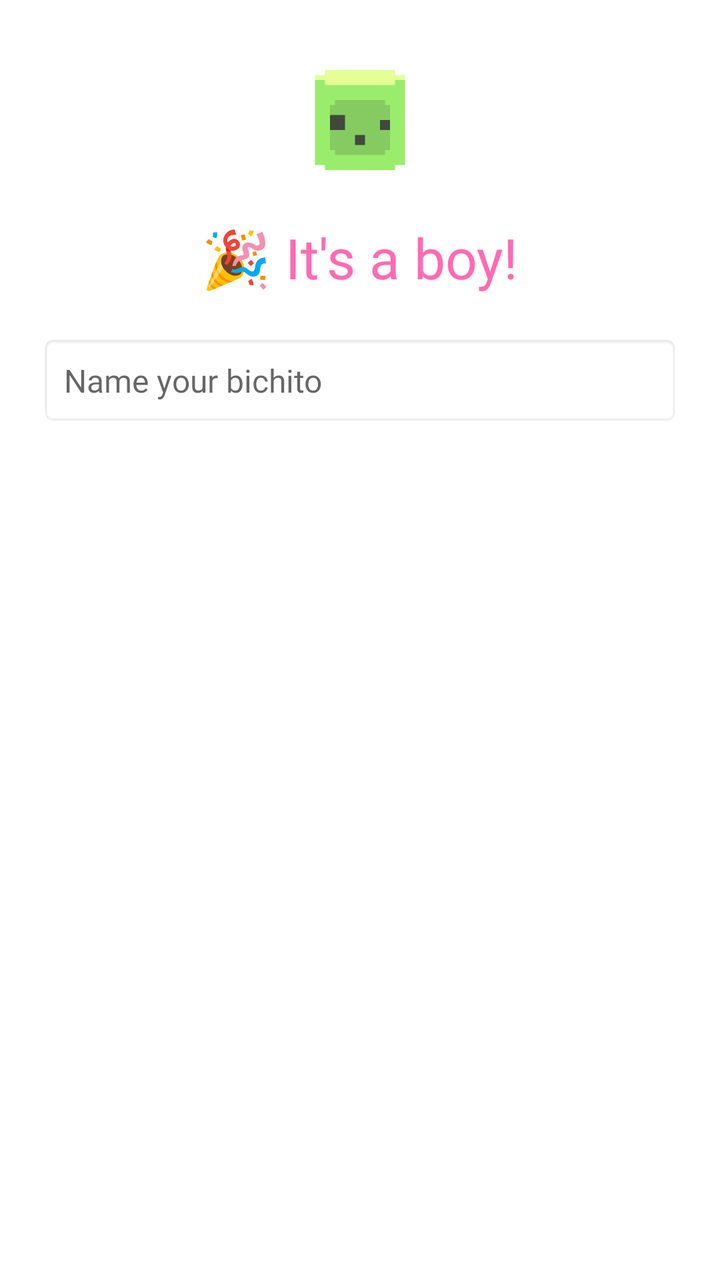
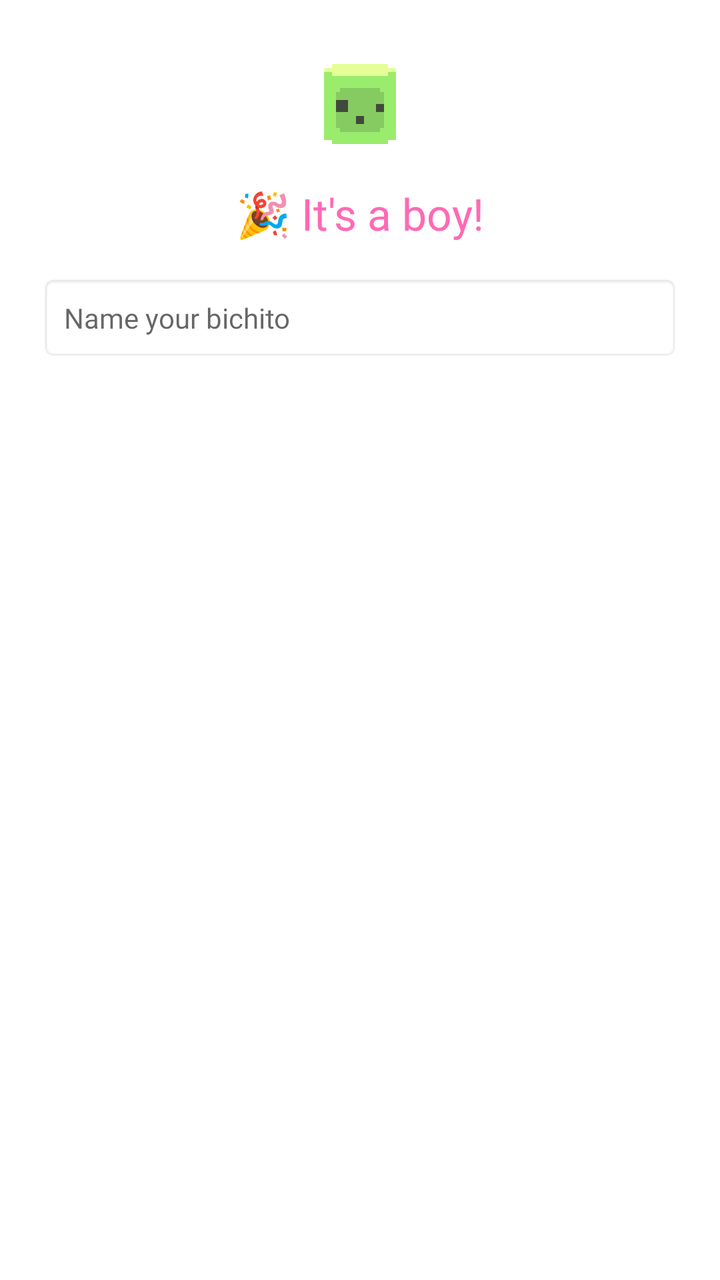

Compare the two renders of this Android layout. The source of the first and the diff that turns it into the second are given below.
<!-- AndroidManifest.xml: application theme Theme.Bichitos -->
<!-- res/layout/dialog_birth.xml -->
<?xml version="1.0" encoding="utf-8"?>
<LinearLayout xmlns:android="http://schemas.android.com/apk/res/android"
    android:layout_width="match_parent"
    android:layout_height="wrap_content"
    android:orientation="vertical"
    android:padding="20dp"
    android:background="#FFFFFF">

    
    <ImageView
        android:layout_width="80dp"
        android:layout_height="80dp"
        android:src="@drawable/baby_icon"
        android:layout_gravity="center"
        android:layout_marginBottom="10dp"/>

    
    <TextView
        android:id="@+id/genderText"
        android:layout_width="wrap_content"
        android:layout_height="wrap_content"
        android:text="🎉 It's a boy!"
        android:textSize="28sp"
        android:textColor="#FF69B4"
        android:fontFamily="@font/pixel_font"
        android:layout_gravity="center"
        android:layout_marginBottom="20dp"/>

    
    <EditText
        android:id="@+id/nameInput"
        android:layout_width="match_parent"
        android:layout_height="wrap_content"
        android:hint="Name your bichito"
        android:fontFamily="@font/pixel_font"
        android:maxLength="15"
        android:padding="12dp"
        android:textSize="16sp"
        android:background="@android:drawable/editbox_background"
        android:inputType="textPersonName"/>

</LinearLayout>
<!-- resources referenced by this layout -->
<resources>
  <!-- drawable baby_icon: png bitmap (drawable, 1115 bytes) -->
  <style name="Theme.Bichitos" parent="Theme.MaterialComponents.Light.NoActionBar">
          <item name="colorPrimary">#FF69B4</item>
          <item name="colorPrimaryVariant">#FF1493</item>
          <item name="colorOnPrimary">#FFFFFF</item>
          <item name="android:windowBackground">@drawable/frutiger_aero_bg</item>
          <item name="android:statusBarColor">#FF69B4</item>
          <item name="android:navigationBarColor">#FF69B4</item>
      </style>
  <!-- drawable frutiger_aero_bg: jpg bitmap (drawable, 33894 bytes) -->
</resources>

<!-- the commit's change to res/layout/dialog_birth.xml (unified diff, before → after) -->
@@ -8,11 +8,11 @@
 
     
     <ImageView
-        android:layout_width="80dp"
-        android:layout_height="80dp"
+        android:layout_width="64dp"
+        android:layout_height="64dp"
         android:src="@drawable/baby_icon"
         android:layout_gravity="center"
-        android:layout_marginBottom="10dp"/>
+        android:layout_marginBottom="8dp"/>
 
     
     <TextView
@@ -20,11 +20,11 @@
         android:layout_width="wrap_content"
         android:layout_height="wrap_content"
         android:text="🎉 It's a boy!"
-        android:textSize="28sp"
+        android:textSize="22sp"
         android:textColor="#FF69B4"
         android:fontFamily="@font/pixel_font"
         android:layout_gravity="center"
-        android:layout_marginBottom="20dp"/>
+        android:layout_marginBottom="16dp"/>
 
     
     <EditText
@@ -35,7 +35,7 @@
         android:fontFamily="@font/pixel_font"
         android:maxLength="15"
         android:padding="12dp"
-        android:textSize="16sp"
+        android:textSize="14sp"
         android:background="@android:drawable/editbox_background"
         android:inputType="textPersonName"/>
 
